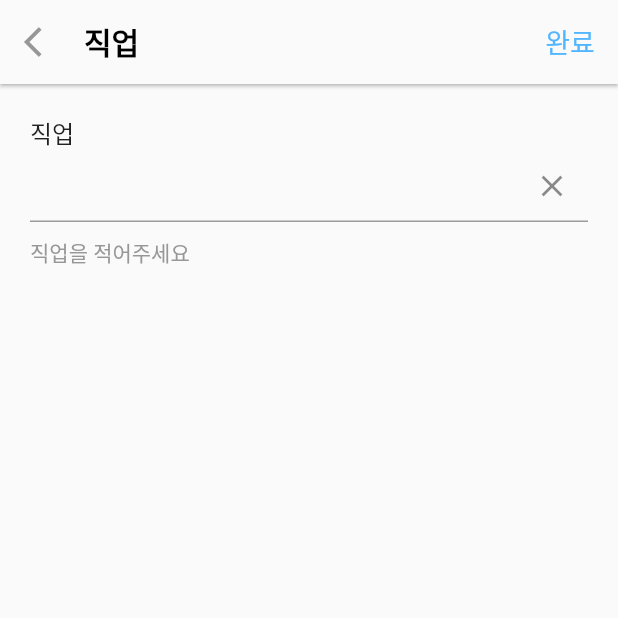
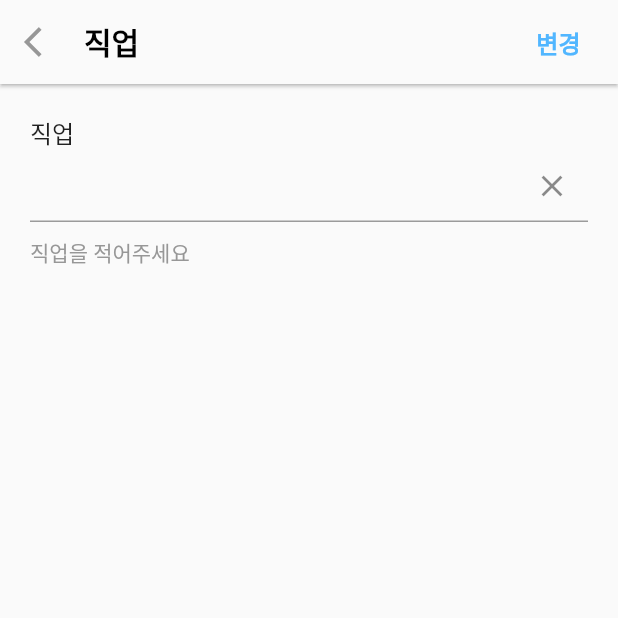
Before and after one commit to yunjunghun0116/FlutterSideProject, a Flutter app: the EditJobScreen screen opened directly, on a phone screen of 412 x 824 dp, the top half of it. Run offline on Flutter 3.47's test engine with Material 2 defaults, Android fonts, the phone set to English and light mode, and no system bars; our stand-ins replace cached_network_image, carousel_slider, cloud_firestore, firebase_core, firebase_storage, flutter_datetime_picker and 4 more; missing offline and left inert: kakao_flutter_sdk; accounts and stored records are empty; network calls fail.

Commit message:
일 처리

```diff
--- a/common/lib/controllers/user_controller.dart
+++ b/common/lib/controllers/user_controller.dart
@@ -58,7 +58,6 @@ class UserController extends GetxController {
       await currentUserUpdate(user!.id);
       return true;
     } catch (e) {
-      print(e);
       return false;
     }
   }
--- a/common/lib/screens/profile/components/edit_screen/edit_kakao_screen.dart
+++ b/common/lib/screens/profile/components/edit_screen/edit_kakao_screen.dart
@@ -3,7 +3,6 @@ import 'package:get/get.dart';
 import 'edit_screen_appbar.dart';
 import '../../../../controllers/user_controller.dart';
 import '../../../../constants.dart';
-import '../../../../models/user.dart';
 
 class EditKakaoScreen extends StatelessWidget {
   EditKakaoScreen({Key? key}) : super(key: key);
--- a/common/lib/screens/profile/components/edit_screen/edit_name_screen.dart
+++ b/common/lib/screens/profile/components/edit_screen/edit_name_screen.dart
@@ -4,7 +4,6 @@ import 'package:get/get.dart';
 import 'edit_screen_appbar.dart';
 import '../../../../controllers/user_controller.dart';
 import '../../../../constants.dart';
-import '../../../../models/user.dart';
 
 class EditNameScreen extends StatefulWidget {
   const EditNameScreen({Key? key}) : super(key: key);
--- a/common/lib/screens/profile/components/edit_screen/edit_screen_appbar.dart
+++ b/common/lib/screens/profile/components/edit_screen/edit_screen_appbar.dart
@@ -36,18 +36,22 @@ class EditScreenAppBar extends StatelessWidget implements PreferredSizeWidget {
         ),
       ),
       actions: [
-        TextButton(
-          onPressed: () {
-            onPressed();
-          },
-          child: const Text(
-            '완료',
-            style: TextStyle(
-              color: kBlueColor,
-              fontSize: 18,
+        InkWell(
+          onTap: () => onPressed(),
+          child: Container(
+            alignment: Alignment.center,
+            margin: const EdgeInsets.all(10),
+            padding: const EdgeInsets.symmetric(horizontal: 15),
+            child: const Text(
+              '변경',
+              style: TextStyle(
+                fontSize: 16,
+                color: kBlueColor,
+                fontWeight: FontWeight.bold
+              ),
             ),
           ),
-        )
+        ),
       ],
     );
   }
--- a/common/lib/screens/upload/components/upload_screen_bottom_bar.dart
+++ b/common/lib/screens/upload/components/upload_screen_bottom_bar.dart
@@ -20,7 +20,7 @@ class UploadScreenBottomBar extends StatelessWidget {
         },
         child: Container(
           alignment: Alignment.center,
-          height: 40,
+          height: 50,
           decoration: BoxDecoration(
             color: kBlueColor,
             borderRadius: BorderRadius.circular(10),
--- a/common/lib/screens/upload/upload_screen.dart
+++ b/common/lib/screens/upload/upload_screen.dart
@@ -193,7 +193,8 @@ class _UploadScreenState extends State<UploadScreen> {
                   ],
                 ),
               ),
-              UploadScreenBottomBar(
+              SafeArea(
+                child: UploadScreenBottomBar(
                   uploadPressed: () async {
                     if (_titleController.text.isEmpty ||
                         _location == '장소를 설정해주세요!!' ||
@@ -297,6 +298,7 @@ class _UploadScreenState extends State<UploadScreen> {
                     });
                   },
                 ),
+              ),
             ],
           ),
         ),
```
Also changed, not shown: common/lib/components/gathering_screen.dart (+14 -5 lines), common/lib/screens/user/user_screen.dart (+5 -6 lines), common/lib/utils.dart (+9 -1 lines). Lines whose indentation alone changed are shown as unchanged.
